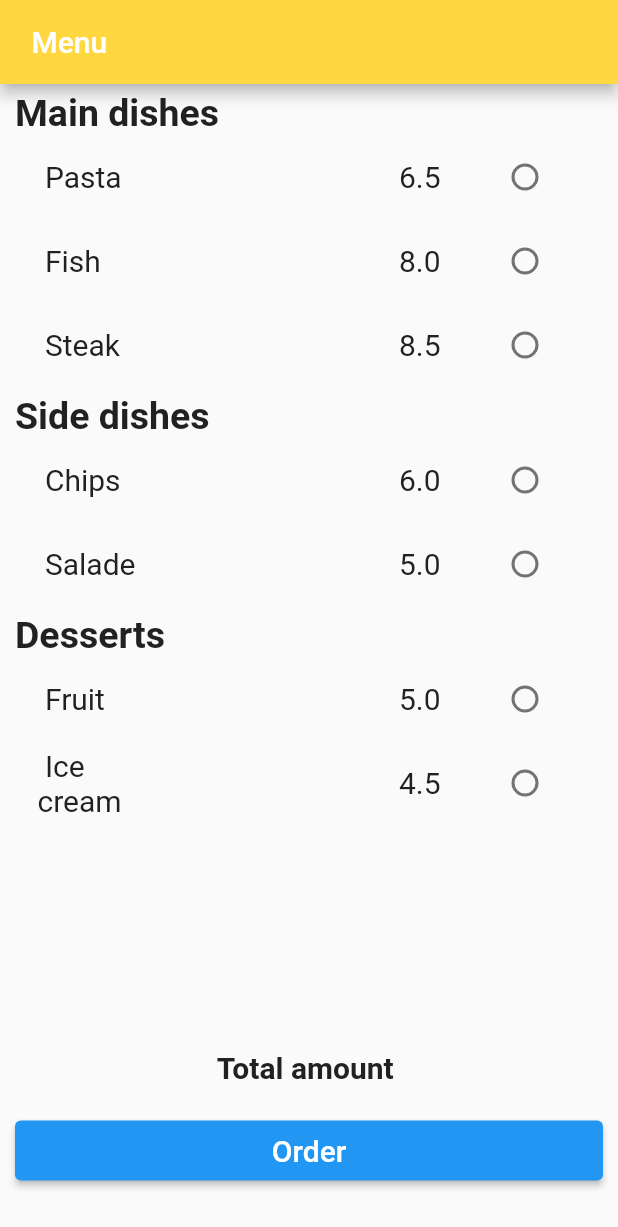
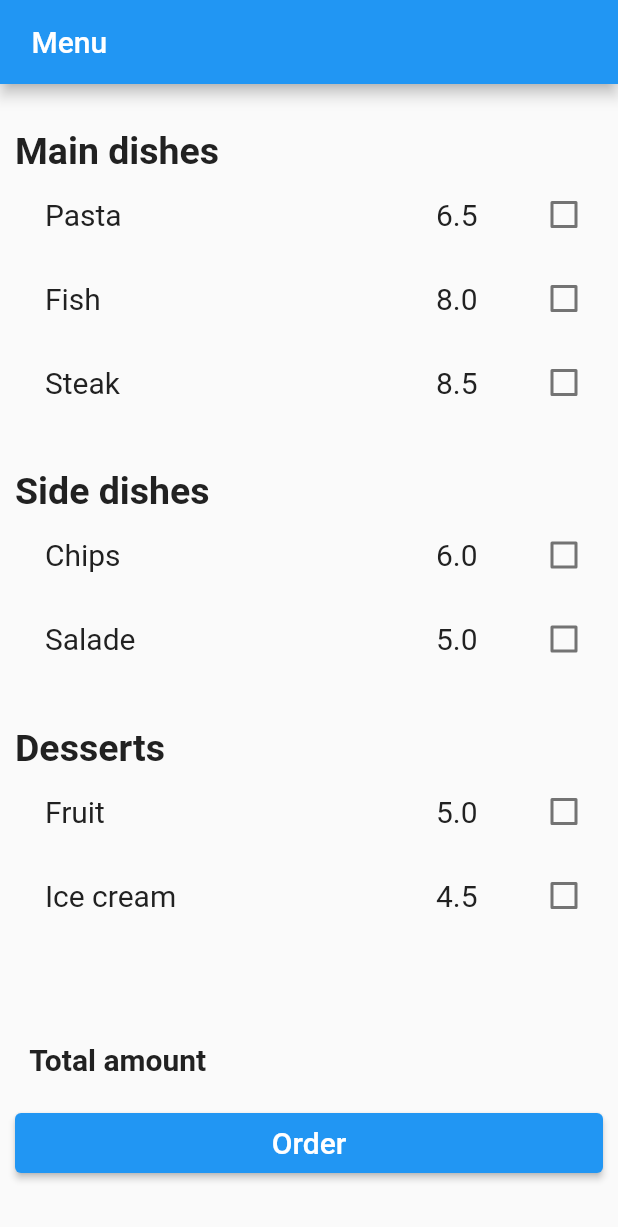
Before and after one commit to AnasBESBAS1/menuapp, a Flutter app: the screen it shows after launch, on a phone screen of 412 x 824 dp. Shown: the top 1227 px of the screen. Run offline on Flutter 3.47's test engine with Material 2 defaults, Android fonts, the phone set to English and light mode, and no system bars; our stand-ins replace get_it.

Commit message:
change ProductWidget to statefull widget

```diff
--- a/lib/main.dart
+++ b/lib/main.dart
@@ -1,7 +1,7 @@
 import 'package:flutter/material.dart';
 import 'package:get_it/get_it.dart';
 import 'package:menu_app/repository/menu_repository.dart';
-import 'package:menu_app/views/billWidget.dart';
+import 'package:menu_app/views/BillingWidget.dart';
 import 'views/MenuWidget.dart';
 
 void main() {
@@ -10,6 +10,7 @@ void main() {
 }
 
 class MyApp extends StatelessWidget {
+
   const MyApp({super.key});
 
   @override
--- a/lib/views/billWidget.dart
+++ b/lib/views/BillingWidget.dart
@@ -10,16 +10,21 @@ class BillWidget extends StatelessWidget {
     return Scaffold(
         appBar: AppBar(
           title: const Text(" Menu "),
-          backgroundColor: Colors.amberAccent,
+          backgroundColor: Colors.blue,
         ),
         body: Center(
           child: Column(
             children: <Widget>[
               Image.asset('assets/images/restaurant.png',
-                  height: 400, width: 250),
+                  height: 500, width: 350),
               const Text(
                 "Total amount is : ",
-                style: TextStyle(fontSize: 20.0),
+                  style:  TextStyle(
+                    fontSize: 20.0,
+                    fontFamily: 'Roboto',
+                    color: Color(0xFF212121),
+                    fontWeight: FontWeight.bold,
+                  ),
               ),
               Container(
                 padding: const EdgeInsets.fromLTRB(10, 20, 10, 0),
--- a/lib/views/FooterWidget.dart
+++ b/lib/views/FooterWidget.dart
@@ -6,12 +6,14 @@ class FooterWidget extends StatelessWidget {
   @override
   Widget build(BuildContext context) {
     return Align(
+        alignment: Alignment.center,
         child: Column(
       children: [
         Container(
-          padding: const EdgeInsets.fromLTRB(10, 150, 10, 0),
+          padding: const EdgeInsets.fromLTRB(10, 70, 260, 0),
           child: const Text(
             "Total amount ",
+            textAlign: TextAlign.left,
             style: TextStyle(
               fontSize: 20.0,
               fontFamily: 'Roboto',
@@ -40,6 +42,5 @@ class FooterWidget extends StatelessWidget {
       ],
     ));
   }
-
   setState(Null Function() param0) {}
 }
--- a/lib/views/MenuWidget.dart
+++ b/lib/views/MenuWidget.dart
@@ -3,6 +3,7 @@ import 'package:get_it/get_it.dart';
 import 'package:menu_app/repository/menu_repository.dart';
 import 'package:menu_app/views/ProductWidget.dart';
 import 'package:menu_app/views/FooterWidget.dart';
+
 
 
 class MenuWidget extends StatelessWidget {
@@ -14,7 +15,7 @@ class MenuWidget extends StatelessWidget {
     return Scaffold(
       appBar: AppBar(
         title: const Text(" Menu "),
-        backgroundColor: Colors.amberAccent,
+        backgroundColor: Colors.blue,
       ),
       body:
 
@@ -22,9 +23,9 @@ class MenuWidget extends StatelessWidget {
           itemCount: products.length+1,
           itemBuilder: (BuildContext context, int index) {
             if (index == products.length){
-              return const FooterWidget();
+              return  const FooterWidget();
             }
-            return ProductWidget(product: products[index]);
+            return MyStatefulWidget(product: products[index]);
           }),
 
     );
--- a/lib/views/ProductWidget.dart
+++ b/lib/views/ProductWidget.dart
@@ -1,35 +1,30 @@
 import 'package:flutter/material.dart';
-import '../../data/products.dart';
+import '../data/products.dart';
 
-class ProductWidget extends StatelessWidget {
+class MyStatefulWidget extends StatefulWidget {
+  const MyStatefulWidget({Key? key, required this.product}) : super(key: key);
   final Product product;
-  final double total_amount = 0;
-  final bool value = false;
 
-  const ProductWidget({super.key, required this.product});
+  @override
+  State<MyStatefulWidget> createState() => _MyStatefulWidgetState();
+}
 
-  void _onRememberMeChanged(bool newValue) {
-    bool rememberMe = newValue;
-
-    if (rememberMe) {
-      // TODO: Here goes your functionality that remembers the user.
-    } else {
-      // TODO: Forget the user
-    }
-  }
+/// private State class that goes with MyStatefulWidget
+class _MyStatefulWidgetState extends State<MyStatefulWidget> {
+  bool isChecked = false;
 
   @override
   Widget build(BuildContext context) {
     return Column(children: <Widget>[
-      if (product.category.compareTo("") != 0) ...[
+      if (widget.product.category.compareTo("") != 0) ...[
         Column(
           children: [
             Row(
               children: [
                 Container(
-                    padding: const EdgeInsets.fromLTRB(10, 5, 0, 0),
+                    padding: const EdgeInsets.fromLTRB(10, 30, 0, 0),
                     child: Text(
-                      product.category,
+                      widget.product.category,
                       style: const TextStyle(
                         fontSize: 25.0,
                         fontFamily: 'Roboto',
@@ -48,7 +43,7 @@ class ProductWidget extends StatelessWidget {
               child: Container(
                   padding: const EdgeInsets.fromLTRB(25, 0, 0, 0),
                   child: Text(
-                    product.name,
+                    widget.product.name,
                     style: const TextStyle(
                       fontSize: 20.0,
                       fontFamily: 'Roboto',
@@ -59,26 +54,24 @@ class ProductWidget extends StatelessWidget {
           const Spacer(flex: 1),
           Expanded(
               child: Container(
-                  width: double.infinity,
-                  padding: const EdgeInsets.only(left: 60),
-                  child: Text(
-                    "${product.price}",
-                    style: const TextStyle(
-                      fontSize: 20.0,
-                      fontFamily: 'Roboto',
-                      color: Color(0xFF212121),
-                      fontWeight: FontWeight.normal,
+                  padding: const EdgeInsets.only(left: 0),
+                  child: CheckboxListTile(
+                    controlAffinity: ListTileControlAffinity.trailing,
+                    title: Text(
+                      "${widget.product.price}",
+                      style: const TextStyle(
+                        fontSize: 20.0,
+                        fontFamily: 'Roboto',
+                        color: Color(0xFF212121),
+                        fontWeight: FontWeight.normal,
+                      ),
                     ),
-                  ))),
-          Expanded(
-              child: Container(
-                  padding: const EdgeInsets.only(left: 5),
-                  child: RadioListTile(
-                      value: product.price,
-                      groupValue: "group value",
-                      onChanged: (value){
-                        print(value); //selected value
-                      }
+                    value: isChecked,
+                    onChanged: (bool? value) {
+                      setState(() {
+                        isChecked = value!;
+                      });
+                    },
                   ))),
         ],
       ),
--- a/pubspec.yaml
+++ b/pubspec.yaml
@@ -30,6 +30,7 @@ environment:
 # versions available, run `flutter pub outdated`.
 dependencies:
   responsive_grid_list: ^1.3.0
+  grouped_buttons: ^1.0.4
   get_it: ^7.2.0
   flutter:
     sdk: flutter
```
Also changed, not shown: pubspec.lock.
